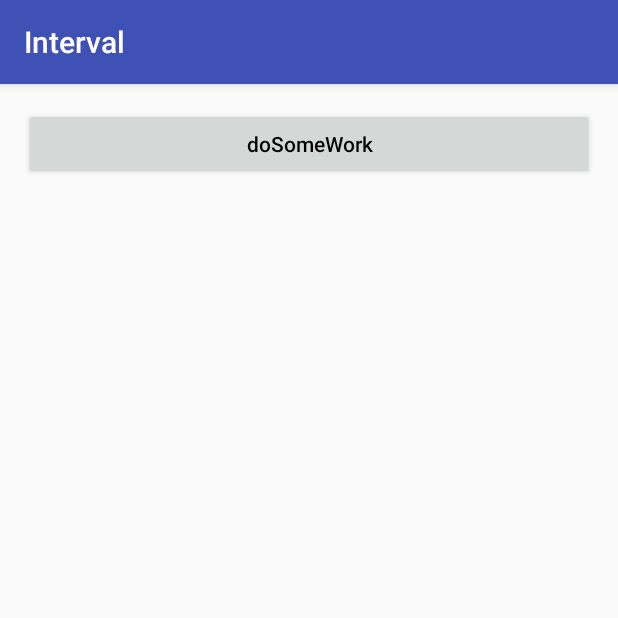
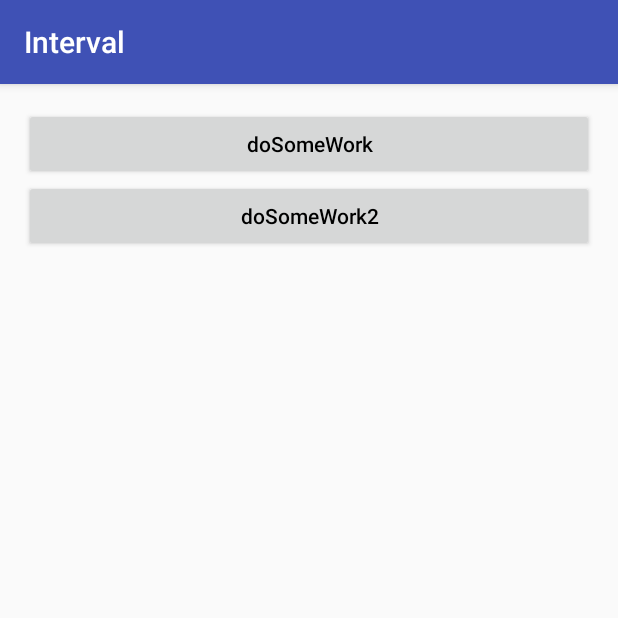
Before and after one commit to wwmengtao/RxJava, an Android app: the IntervalExampleActivity screen opened directly, with no data from a screen before it, on a phone screen of 412 x 824 dp, the top half of it. Run offline under Robolectric (Android 15) with nearby library versions, the phone set to English and light mode, and no system bars; our stand-ins replace ButterKnife, RxJava.

Commit message:
修改
Signed-off-by: wwmengtao <wwmengtao@163.com>

```diff
--- a/RxJava2-Android-Samples/app/src/main/res/layout/activity_example.xml
+++ b/RxJava2-Android-Samples/app/src/main/res/layout/activity_example.xml
@@ -16,6 +16,13 @@
         android:textAllCaps="false"
         android:textColor="@android:color/black" />
 
+    <Button
+        android:id="@+id/btn2"
+        android:layout_width="match_parent"
+        android:layout_height="wrap_content"
+        android:text="@string/doSomeWork2"
+        android:textAllCaps="false"
+        android:textColor="@android:color/black" />
     <ScrollView
         android:layout_width="match_parent"
         android:layout_height="match_parent">
--- a/RxJava2-Android-Samples/app/src/main/res/values/strings.xml
+++ b/RxJava2-Android-Samples/app/src/main/res/values/strings.xml
@@ -1,6 +1,8 @@
 <resources>
     <string name="app_name">RxJava2-Android-Samples</string>
     <string name="doSomeWork">doSomeWork</string>
+    <string name="doSomeWork2">doSomeWork2</string>
+
     <string name="operators">Operators</string>
     <string name="networking">Networking</string>
     <string name="pagination">Pagination</string>
```
Also changed, not shown: RxJava2-Android-Samples/app/src/main/java/com/rxjava2/android/samples/ui/networking/ObsFetcher.java (+7 -3 lines), RxJava2-Android-Samples/app/src/main/java/com/rxjava2/android/samples/ui/operators/IntervalExampleActivity.java (+65 -19 lines), RxJava2-Android-Samples/app/src/main/java/com/rxjava2/android/samples/utils/Utils.java (+14 -4 lines), RxJava-Android-Samples/app/src/main/res/mipmap-hdpi/rxjava.png (added), RxJava2-Android-Samples/app/src/main/res/mipmap-hdpi/rxjava.png (added).
